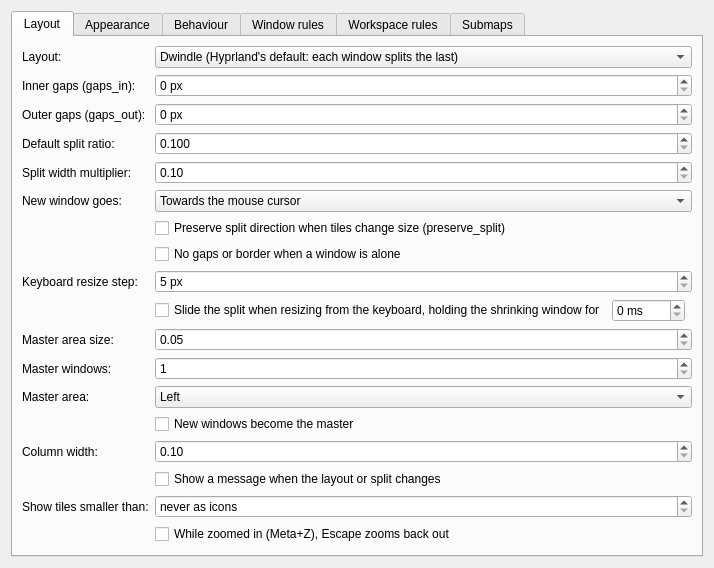
This is package/contents/ui/config.ui in DGBooth/HyprKwin as Qt 5 draws it before an edit. The edited form follows.
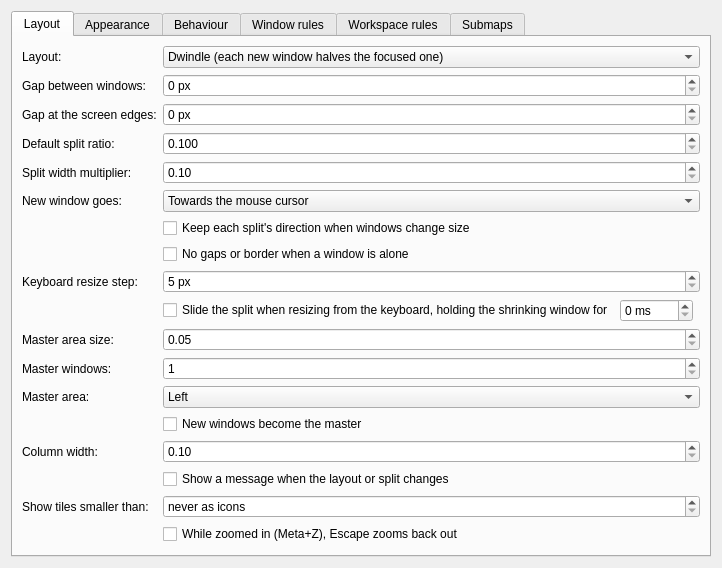
This is the edited form. Custom widgets are drawn as their Qt base class.

Commit message: Describe features for Plasma users, not by comparison with Hyprland

```diff
--- a/package/contents/ui/config.ui
+++ b/package/contents/ui/config.ui
@@ -18,14 +18,14 @@
        <item row="0" column="1">
         <widget class="QComboBox" name="kcfg_DefaultLayout">
          <property name="toolTip"><string>The layout new workspaces use. Each workspace can be switched separately with the "Next layout" shortcut (Meta+Shift+J by default).</string></property>
-         <item><property name="text"><string>Dwindle (Hyprland's default: each window splits the last)</string></property></item>
+         <item><property name="text"><string>Dwindle (each new window halves the focused one)</string></property></item>
          <item><property name="text"><string>Master (a master area beside a stack)</string></property></item>
          <item><property name="text"><string>Monocle (one window at a time, full size)</string></property></item>
          <item><property name="text"><string>Scrolling (a strip of columns you scroll through)</string></property></item>
         </widget>
        </item>
        <item row="1" column="0">
-        <widget class="QLabel" name="gapsInLabel"><property name="text"><string>Inner gaps (gaps_in):</string></property></widget>
+        <widget class="QLabel" name="gapsInLabel"><property name="text"><string>Gap between windows:</string></property></widget>
        </item>
        <item row="1" column="1">
         <widget class="QSpinBox" name="kcfg_GapsIn">
@@ -35,7 +35,7 @@
         </widget>
        </item>
        <item row="2" column="0">
-        <widget class="QLabel" name="gapsOutLabel"><property name="text"><string>Outer gaps (gaps_out):</string></property></widget>
+        <widget class="QLabel" name="gapsOutLabel"><property name="text"><string>Gap at the screen edges:</string></property></widget>
        </item>
        <item row="2" column="1">
         <widget class="QSpinBox" name="kcfg_GapsOut">
@@ -79,7 +79,7 @@
        </item>
        <item row="6" column="1">
         <widget class="QCheckBox" name="kcfg_PreserveSplit">
-         <property name="text"><string>Preserve split direction when tiles change size (preserve_split)</string></property>
+         <property name="text"><string>Keep each split's direction when windows change size</string></property>
         </widget>
        </item>
        <item row="7" column="1">
```
Left out of the diff: 48 changed lines with no effect on the pictures. The commit also changes 12 other files.
